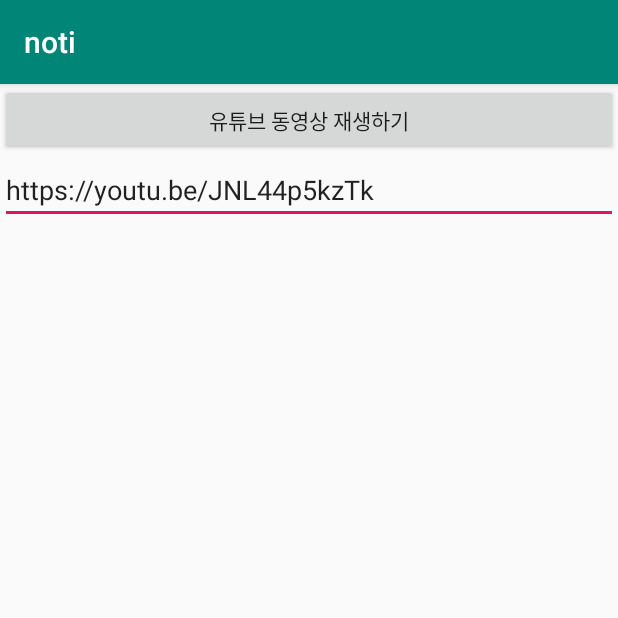
After one commit to lhc8607git/notipractice, an Android app: the Activity15 screen opened directly, with no data from a screen before it, on a phone screen of 412 x 824 dp, the top half of it. The commit adds this screen. Run offline under Robolectric (Android 15) with nearby library versions, the phone set to English and light mode, and no system bars.

Commit message:
19.유튜브 동영상 재생하기

```diff
--- a/app/src/main/AndroidManifest.xml
+++ b/app/src/main/AndroidManifest.xml
@@ -72,6 +72,8 @@
 
         <activity android:name="imgjoominjoomout14.Activity14"/>
 
+        <activity android:name="youtuplay15.Activity15"/>
+
     </application>
 
 </manifest>
--- /dev/null
+++ b/app/src/main/java/youtuplay15/Activity15.java
@@ -0,0 +1,37 @@
+package youtuplay15;
+
+import android.content.Intent;
+import android.net.Uri;
+import android.os.Bundle;
+import android.support.annotation.Nullable;
+import android.support.v7.app.AppCompatActivity;
+import android.view.View;
+import android.widget.Button;
+import android.widget.EditText;
+
+import com.example.noti.R;
+
+public class Activity15 extends AppCompatActivity {
+
+    EditText editText;
+
+    @Override
+    protected void onCreate(@Nullable Bundle savedInstanceState) {
+        super.onCreate(savedInstanceState);
+        setContentView(R.layout.activity15_main);
+
+        editText = findViewById(R.id.editText);
+
+        Button button = findViewById(R.id.button);
+        button.setOnClickListener(new View.OnClickListener() {
+            @Override
+            public void onClick(View v) {
+                String url = editText.getText().toString();
+
+                Intent intent = new Intent(Intent.ACTION_VIEW, Uri.parse(url));
+                startActivity(intent);
+            }
+        });
+
+    }
+}
--- /dev/null
+++ b/app/src/main/res/layout/activity15_main.xml
@@ -0,0 +1,19 @@
+<?xml version="1.0" encoding="utf-8"?>
+<LinearLayout
+    xmlns:android="http://schemas.android.com/apk/res/android" android:layout_width="match_parent"
+    android:layout_height="match_parent"
+    android:orientation="vertical">
+
+    <Button
+        android:text="유튜브 동영상 재생하기"
+        android:id="@+id/button"
+        android:layout_width="match_parent"
+        android:layout_height="wrap_content" />
+
+    <EditText
+        android:id="@+id/editText"
+        android:text="https://youtu.be/JNL44p5kzTk"
+        android:layout_width="match_parent"
+        android:layout_height="wrap_content" />
+
+</LinearLayout>
```
Also changed, not shown: app/src/main/java/com/example/noti/notification1/MainActivity.java (+22 -3 lines), app/src/main/res/layout/activity_main.xml (+11 -0 lines).
